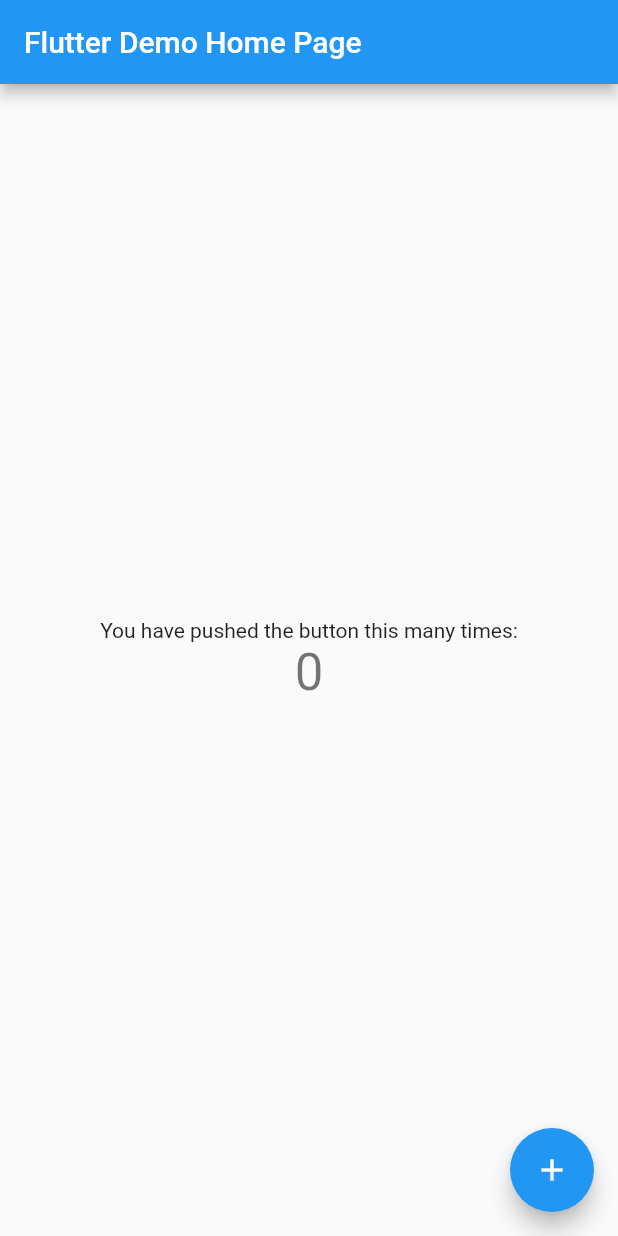
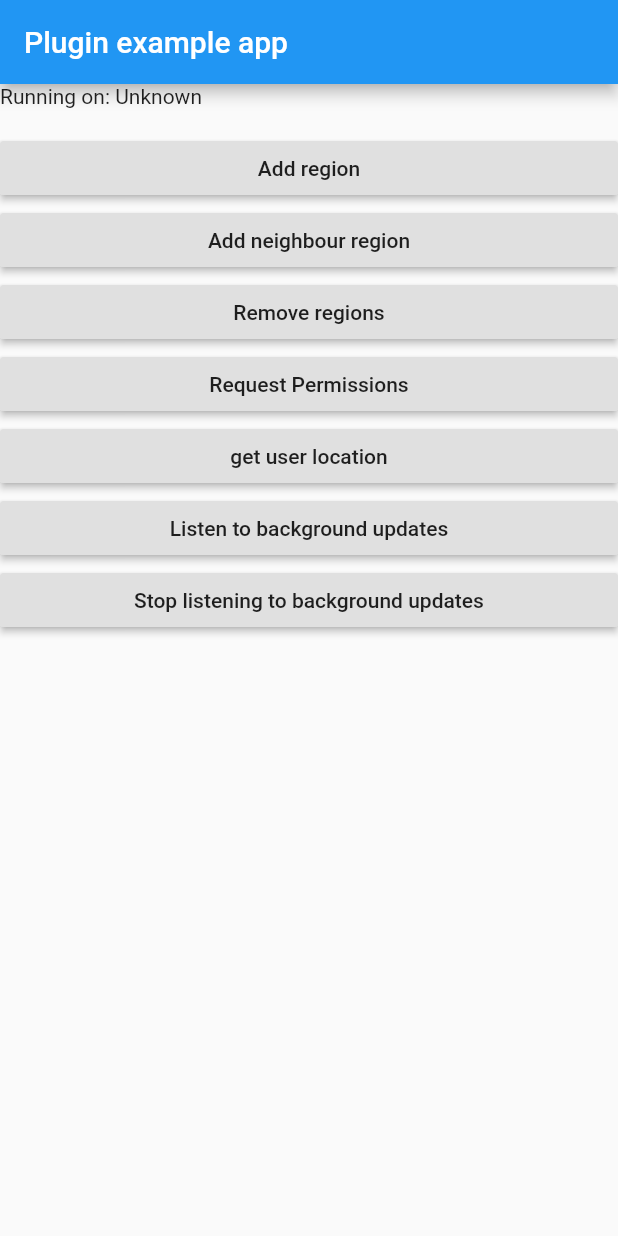
Before and after one commit to kmachida12345/geofencing_test, a Flutter app: the screen it shows after launch, on a phone screen of 412 x 824 dp. Run offline on Flutter 3.47's test engine with Material 2 defaults, Android fonts, the light colour scheme and no system bars; our stand-ins replace flutter_local_notifications; missing offline and left inert: flutter_geofence.

Commit message:
flutter_geofence https://pub.dev/packages/flutter_geofence/example

```diff
--- a/lib/main.dart
+++ b/lib/main.dart
@@ -1,4 +1,8 @@
+import 'dart:math';
+
 import 'package:flutter/material.dart';
+import 'package:flutter_geofence/geofence.dart';
+import 'package:flutter_local_notifications/flutter_local_notifications.dart';
 
 void main() {
   runApp(MyApp());
@@ -46,68 +50,112 @@
 }
 
 class _MyHomePageState extends State<MyHomePage> {
-  int _counter = 0;
+  String _platformVersion = 'Unknown';
 
-  void _incrementCounter() {
-    setState(() {
-      // This call to setState tells the Flutter framework that something has
-      // changed in this State, which causes it to rerun the build method below
-      // so that the display can reflect the updated values. If we changed
-      // _counter without calling setState(), then the build method would not be
-      // called again, and so nothing would appear to happen.
-      _counter++;
-    });
+  FlutterLocalNotificationsPlugin flutterLocalNotificationsPlugin =
+      new FlutterLocalNotificationsPlugin();
+
+  @override
+  void initState() {
+    super.initState();
+    initPlatformState();
+
+// initialise the plugin. app_icon needs to be a added as a drawable resource to the Android head project
+    var initializationSettingsAndroid =
+        new AndroidInitializationSettings('app_icon');
+    var initializationSettingsIOS =
+        IOSInitializationSettings(onDidReceiveLocalNotification: null);
+    var initializationSettings = InitializationSettings(
+        android: initializationSettingsAndroid, iOS: initializationSettingsIOS);
+    flutterLocalNotificationsPlugin.initialize(initializationSettings,
+        onSelectNotification: null);
   }
 
   @override
   Widget build(BuildContext context) {
-    // This method is rerun every time setState is called, for instance as done
-    // by the _incrementCounter method above.
-    //
-    // The Flutter framework has been optimized to make rerunning build methods
-    // fast, so that you can just rebuild anything that needs updating rather
-    // than having to individually change instances of widgets.
-    return Scaffold(
-      appBar: AppBar(
-        // Here we take the value from the MyHomePage object that was created by
-        // the App.build method, and use it to set our appbar title.
-        title: Text(widget.title),
-      ),
-      body: Center(
-        // Center is a layout widget. It takes a single child and positions it
-        // in the middle of the parent.
-        child: Column(
-          // Column is also a layout widget. It takes a list of children and
-          // arranges them vertically. By default, it sizes itself to fit its
-          // children horizontally, and tries to be as tall as its parent.
-          //
-          // Invoke "debug painting" (press "p" in the console, choose the
-          // "Toggle Debug Paint" action from the Flutter Inspector in Android
-          // Studio, or the "Toggle Debug Paint" command in Visual Studio Code)
-          // to see the wireframe for each widget.
-          //
-          // Column has various properties to control how it sizes itself and
-          // how it positions its children. Here we use mainAxisAlignment to
-          // center the children vertically; the main axis here is the vertical
-          // axis because Columns are vertical (the cross axis would be
-          // horizontal).
-          mainAxisAlignment: MainAxisAlignment.center,
-          children: <Widget>[
-            Text(
-              'You have pushed the button this many times:',
-            ),
-            Text(
-              '$_counter',
-              style: Theme.of(context).textTheme.headline4,
-            ),
-          ],
+    return MaterialApp(
+      home: Scaffold(
+        appBar: AppBar(
+          title: const Text('Plugin example app'),
+        ),
+        body: ListView(children: <Widget>[
+          Text('Running on: $_platformVersion\n'),
+          RaisedButton(child: Text("Add region"), onPressed: () {
+            Geolocation location = Geolocation(latitude: 50.853410, longitude: 3.354470, radius: 50.0, id: "Kerkplein13");
+            Geofence.addGeolocation(location, GeolocationEvent.entry).then((onValue) {
+              print("great success");
+              scheduleNotification("Georegion added", "Your geofence has been added!");
+            }).catchError((onError) {
+              print("great failure");
+            });
+          },),
+          RaisedButton(child: Text("Add neighbour region"), onPressed: () {
+            Geolocation location = Geolocation(latitude: 50.853440, longitude: 3.354490, radius: 50.0, id: "Kerkplein15");
+            Geofence.addGeolocation(location, GeolocationEvent.entry).then((onValue) {
+              print("great success");
+              scheduleNotification("Georegion added", "Your geofence has been added!");
+            }).catchError((onError) {
+              print("great failure");
+            });
+          },),
+          RaisedButton(child: Text("Remove regions"), onPressed: () {
+            Geofence.removeAllGeolocations();
+          },),
+          RaisedButton(child: Text("Request Permissions"), onPressed: () {
+            Geofence.requestPermissions();
+          },),
+          RaisedButton(child: Text("get user location"), onPressed: () {
+            Geofence.getCurrentLocation().then((coordinate) {
+              print("great got latitude: ${coordinate.latitude} and longitude: ${coordinate.longitude}");
+            });
+          }),
+          RaisedButton(child: Text("Listen to background updates"), onPressed: () {
+            Geofence.startListeningForLocationChanges();
+            Geofence.backgroundLocationUpdated.stream.listen((event) {
+              scheduleNotification("You moved significantly", "a significant location change just happened.");
+            });
+          }),
+          RaisedButton(child: Text("Stop listening to background updates"), onPressed: () {
+            Geofence.stopListeningForLocationChanges();
+          }),
+
+        ],
         ),
       ),
-      floatingActionButton: FloatingActionButton(
-        onPressed: _incrementCounter,
-        tooltip: 'Increment',
-        child: Icon(Icons.add),
-      ), // This trailing comma makes auto-formatting nicer for build methods.
     );
   }
+
+  // Platform messages are asynchronous, so we initialize in an async method.
+  Future<void> initPlatformState() async {
+    // If the widget was removed from the tree while the asynchronous platform
+    // message was in flight, we want to discard the reply rather than calling
+    // setState to update our non-existent appearance.
+    if (!mounted) return;
+    Geofence.initialize();
+    Geofence.startListening(GeolocationEvent.entry, (entry) {
+      scheduleNotification("Entry of a georegion", "Welcome to: ${entry.id}");
+    });
+
+    Geofence.startListening(GeolocationEvent.exit, (entry) {
+      scheduleNotification("Exit of a georegion", "Byebye to: ${entry.id}");
+    });
+  }
+
+  void scheduleNotification(String title, String subtitle) {
+    print("scheduling one with $title and $subtitle");
+    var rng = new Random();
+    Future.delayed(Duration(seconds: 5)).then((result) async {
+      var androidPlatformChannelSpecifics = AndroidNotificationDetails(
+          'your channel id', 'your channel name', 'your channel description',
+          importance: Importance.max,
+          priority: Priority.high,
+          ticker: 'ticker');
+      var iOSPlatformChannelSpecifics = IOSNotificationDetails();
+      var platformChannelSpecifics = NotificationDetails(
+          android: androidPlatformChannelSpecifics, iOS: iOSPlatformChannelSpecifics);
+      await flutterLocalNotificationsPlugin.show(
+          rng.nextInt(100000), title, subtitle, platformChannelSpecifics,
+          payload: 'item x');
+    });
+  }
 }
--- a/pubspec.yaml
+++ b/pubspec.yaml
@@ -23,7 +23,8 @@
 dependencies:
   flutter:
     sdk: flutter
-
+  flutter_geofence: ^0.4.0
+  flutter_local_notifications: ^3.0.3
 
   # The following adds the Cupertino Icons font to your application.
   # Use with the CupertinoIcons class for iOS style icons.
```
Also changed, not shown: pubspec.lock, 2 other files.
